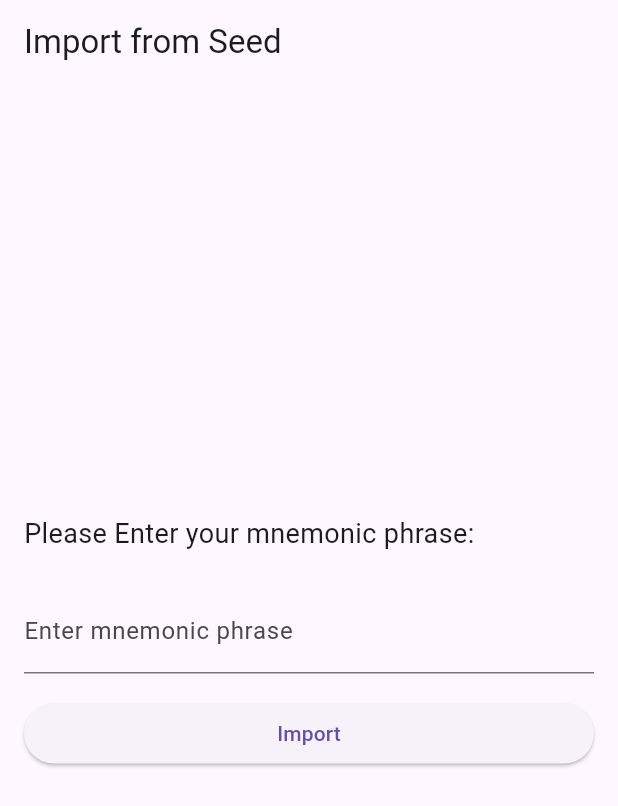
After one commit to w04575798/cryptoapp, a Flutter app: the ImportWallet screen opened directly, after a tap on "Import", on a phone screen of 412 x 824 dp. The commit adds this screen. Shown: the top 806 px of the screen. Run offline on Flutter 3.47's test engine with Material 3 defaults, Android fonts, the phone set to English and light mode, and no system bars; our stand-ins replace get, google_fonts, hex; missing offline and left inert: bip39, ed25519_hd_key, web3dart.

Commit message:
import and verify seed

```diff
--- /dev/null
+++ b/lib/screens/import.dart
@@ -0,0 +1,87 @@
+import 'package:flutter/material.dart';
+import 'package:provider/provider.dart';
+import '../providers/walletProvider.dart';
+import 'wallet.dart';
+
+class ImportWallet extends StatefulWidget {
+  const ImportWallet({Key? key}) : super(key: key);
+
+  @override
+  _ImportWalletState createState() => _ImportWalletState();
+}
+
+class _ImportWalletState extends State<ImportWallet> {
+  String verificationText = '';
+
+  void verifyMnemonic() async {
+    final walletProvider =
+        Provider.of<WalletProvider>(context, listen: false);
+
+    // Call the getPrivateKey function from the WalletProvider
+    final privateKey = await walletProvider.getPrivateKey(verificationText);
+
+    if (privateKey != null) {
+      // Navigate to the WalletPage with the private key
+      Navigator.push(
+        context,
+        MaterialPageRoute(builder: (context) => WalletPage(privateKey: privateKey)),
+      );
+    } else {
+      // Show an error message if verification fails
+      showDialog(
+        context: context,
+        builder: (_) => AlertDialog(
+          title: Text('Error'),
+          content: Text('Invalid mnemonic phrase.'),
+          actions: <Widget>[
+            TextButton(
+              onPressed: () {
+                Navigator.pop(context);
+              },
+              child: Text('OK'),
+            ),
+          ],
+        ),
+      );
+    }
+  }
+
+  @override
+  Widget build(BuildContext context) {
+    return Scaffold(
+      appBar: AppBar(
+        title: const Text('Import from Seed'),
+      ),
+      body: Padding(
+        padding: const EdgeInsets.all(16.0),
+        child: Column(
+          mainAxisAlignment: MainAxisAlignment.center,
+          crossAxisAlignment: CrossAxisAlignment.stretch,
+          children: [
+            const Text(
+              'Please Enter your mnemonic phrase:',
+              style: TextStyle(fontSize: 18.0),
+            ),
+            const SizedBox(height: 24.0),
+            TextField(
+              onChanged: (value) {
+                setState(() {
+                  verificationText = value;
+                });
+              },
+              decoration: const InputDecoration(
+                labelText: 'Enter mnemonic phrase',
+              ),
+            ),
+            const SizedBox(height: 16.0),
+            ElevatedButton(
+              onPressed: verifyMnemonic,
+              child: const Text('Import'),
+            ),
+            const SizedBox(height: 24.0),
+          ],
+        ),
+      ),
+    );
+  }
+}
--- a/lib/screens/navBar.dart
+++ b/lib/screens/navBar.dart
@@ -3,6 +3,8 @@ import 'package:flutter/material.dart';
 import 'home_screen.dart';
 import 'generateKey.dart';
 import '../providers/walletProvider.dart';
+import 'import.dart';
+
 
  class NavBar extends StatefulWidget {
   const NavBar({Key? key}) : super(key: key);
@@ -15,7 +17,7 @@ class _NavBarState extends State<NavBar> {
   int _currentIndex = 0;
   List<Widget> pages = [
     HomeScreen(),
-    HomeScreen(),
+    ImportWallet(),
     GenerateKeyScreen(),
 
   ];
```
Also changed, not shown: lib/screens/generateKey.dart (+37 -20 lines), lib/screens/wallet.dart (added, +25 -0 lines).
